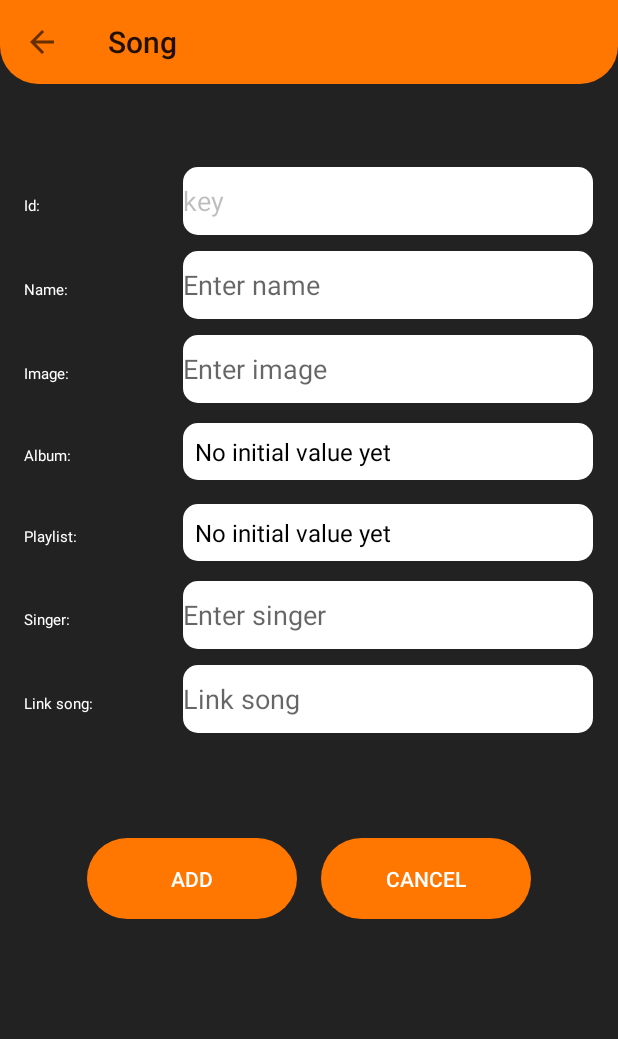
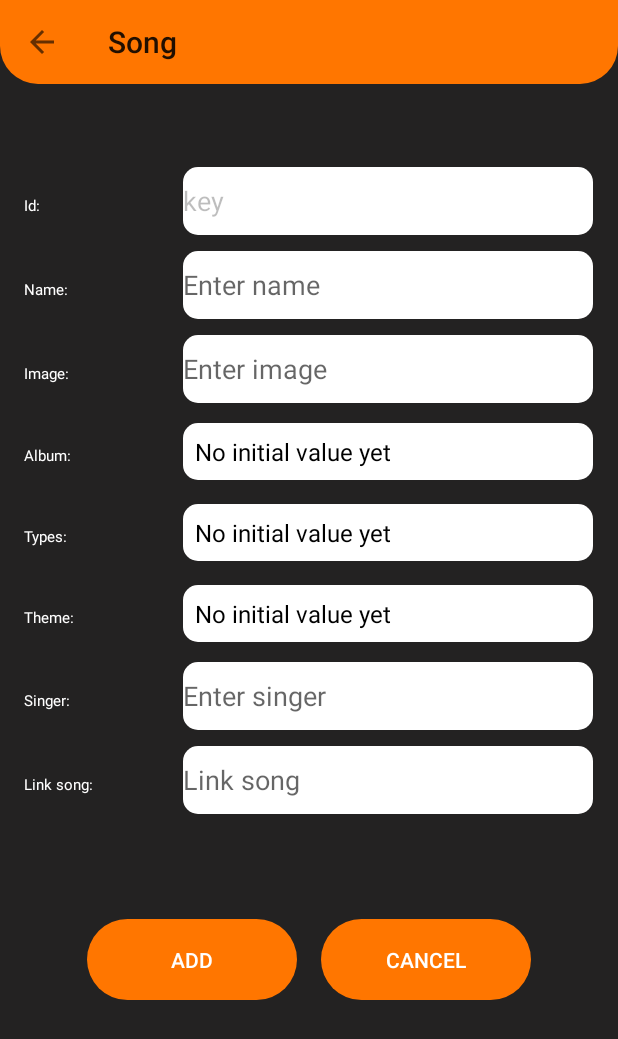
Before and after one commit to PhoebeHa0320/MusicApp, an Android app: the SongDaoActivity screen opened directly, with no data from a screen before it, after a tap on "Insert", on a phone screen of 412 x 824 dp. Shown: the top 1039 px of the screen. Run offline under Robolectric (Android 15) with nearby library versions, the phone set to English and light mode, and no system bars; our stand-ins replace Firebase (no records; nobody signed in at launch, a user with empty details on screens opened directly); pictures from the network do not load.

Commit message:
edit creat song

```diff
--- a/app/src/main/java/com/example/myapplication/Activity/admin/AlbumDaoActivity.java
+++ b/app/src/main/java/com/example/myapplication/Activity/admin/AlbumDaoActivity.java
@@ -1,3 +1,4 @@
+
 package com.example.myapplication.Activity.admin;
 
 import android.app.Activity;
--- a/app/src/main/java/com/example/myapplication/Activity/admin/CRUDDaoActivity.java
+++ b/app/src/main/java/com/example/myapplication/Activity/admin/CRUDDaoActivity.java
@@ -77,7 +77,7 @@ public class CRUDDaoActivity extends AppCompatActivity {
     ArrayList<String> hintTheme = new ArrayList<>();
 
     Types types;
-    ArrayList<Types> typess;
+    ArrayList<Types> types1;
     ArrayList<String> textTypes = new ArrayList<>();
     ArrayList<String> hintTypes = new ArrayList<>();
 
@@ -98,10 +98,10 @@ public class CRUDDaoActivity extends AppCompatActivity {
 
 
     String key;
-    SpinnerDaoAdapter spinnerDaoAdapter, spinnerDaoAdapter1;
-    ArrayList<Item> items, items1;
+    SpinnerDaoAdapter spinnerDaoAdapter, spinnerDaoAdapter1, spinnerDaoAdapter2;
+    ArrayList<Item> items, items1, items2;
 
-    Item item, item1;
+    Item item, item1, item2;
     Boolean isAdd = true;
 
     FirebaseAuth auth = FirebaseAuth.getInstance();
@@ -190,7 +190,8 @@ public class CRUDDaoActivity extends AppCompatActivity {
                 textSong.add(getString(R.string.strHeaderName));
                 textSong.add(getString(R.string.strHeaderImage));
                 textSong.add(getString(R.string.strHeaderAlbum));
-                textSong.add(getString(R.string.strHeaderPlaylist));
+                textSong.add(getString(R.string.strHeaderTypes));
+                textSong.add(getString(R.string.strHeaderTheme));
                 textSong.add(getString(R.string.strHeaderSinger));
                 textSong.add(getString(R.string.strHeaderLinkSong));
 
@@ -199,7 +200,7 @@ public class CRUDDaoActivity extends AppCompatActivity {
                 hintSong.add(getString(R.string.strHintImage));
                 hintSong.add(getString(R.string.strHintSinger));
                 hintSong.add(getString(R.string.strHintLinkSong));
-                for (int i = 0; i < 7; i++) {
+                for (int i = 0; i < 8; i++) {
                     TableRow tableRow = new TableRow(this);
                     tableRow.setPadding(0, paddingDp, 0, paddingDp);
 
@@ -211,7 +212,7 @@ public class CRUDDaoActivity extends AppCompatActivity {
                     tableRow.addView(textView, 0, paramElements);
                     textViews.add(textView);
 
-                    if (i == 3 || i == 4) {
+                    if (i == 3 || i == 4 || i == 5) {
                         Spinner spinner = new Spinner(this);
                         spinner.setPadding(0, paddingPixel, 0, paddingPixel);
                         setUiView(spinner);
@@ -221,7 +222,7 @@ public class CRUDDaoActivity extends AppCompatActivity {
                         tableRow.setPadding(0, paddingPixel, 0, paddingPixel);
                     } else {
                         EditText editText = new EditText(this);
-                        editText.setHint(hintSong.get(i < 3 ? i : i - 2));
+                        editText.setHint(hintSong.get(i < 3 ? i : i - 3));
                         editText.setEms(10);
                         setUiView(editText);
 
@@ -396,6 +397,12 @@ public class CRUDDaoActivity extends AppCompatActivity {
         items1 = new ArrayList<>();
         items1.add(new Item("", getString(R.string.noValue)));
 
+        items2 = new ArrayList<>();
+        items2.add(new Item("", getString(R.string.noValue)));
+
+
+
+
         switch (mCurrentModule) {
             case MODULE_USER:
                 items.remove(0);
@@ -460,17 +467,17 @@ public class CRUDDaoActivity extends AppCompatActivity {
                         });
                     }
                 });
-                PlaylistDao playlistDao = new PlaylistDao();
-                playlistDao.getAll(new RetrieValEventListener<List<Playlist>>() {
+                TypesDao typesDao = new TypesDao();
+                typesDao.getAll(new RetrieValEventListener<List<Types>>() {
                     @SuppressLint("ResourceType")
                     @Override
-                    public void OnDataRetrieved(List<Playlist> mPlaylists) {
-                        playlists = new ArrayList<>();
-                        playlists = (ArrayList<Playlist>) mPlaylists;
+                    public void OnDataRetrieved(List<Types> mType) {
+                        types1 = new ArrayList<>();
+                        types1 = (ArrayList<Types>) mType;
                         int position = 0;
-                        for (int i = 0; i < playlists.size(); i++) {
-                            String id = playlists.get(i).getId();
-                            String name = playlists.get(i).getName();
+                        for (int i = 0; i < types1.size(); i++) {
+                            String id = types1.get(i).getId();
+                            String name = types1.get(i).getName();
                             if (!isAdd && id.equals(song.getId())) {
                                 position = i;
                             }
@@ -492,6 +499,42 @@ public class CRUDDaoActivity extends AppCompatActivity {
                             public void onNothingSelected(AdapterView<?> arg0) {
                                 // TODO Auto-generated method stub
                                 spinnerDaoAdapter1.setSelectedItem(-1);
+                            }
+                        });
+                    }
+                });
+                ThemeDao themeDao = new ThemeDao();
+                themeDao.getAll(new RetrieValEventListener<List<Theme>>() {
+                    @SuppressLint("ResourceType")
+                    @Override
+                    public void OnDataRetrieved(List<Theme> mTheme) {
+                        themes = new ArrayList<>();
+                        themes = (ArrayList<Theme>) mTheme;
+                        int position = 0;
+                        for (int i = 0; i < themes.size(); i++) {
+                            String id = themes.get(i).getId();
+                            String name = themes.get(i).getName();
+                            if (!isAdd && id.equals(song.getId())) {
+                                position = i;
+                            }
+                            item2 = new Item(id, name);
+                            items2.add(item2);
+                        }
+                        spinnerDaoAdapter2 = new SpinnerDaoAdapter(CRUDDaoActivity.this, android.R.layout.simple_spinner_item, items2);
+                        spinnerDaoAdapter2.setDropDownViewResource(android.R.layout.simple_spinner_dropdown_item);
+                        spinners.get(2).setAdapter(spinnerDaoAdapter2);
+                        spinners.get(2).setSelection(position);
+                        spinners.get(2).setOnItemSelectedListener(new AdapterView.OnItemSelectedListener() {
+                            @SuppressLint("ResourceAsColor")
+                            @Override
+                            public void onItemSelected(AdapterView<?> arg0, View view, int arg2, long arg3) {
+                                spinnerDaoAdapter2.setSelectedItem(arg2);
+                            }
+
+                            @Override
+                            public void onNothingSelected(AdapterView<?> arg0) {
+                                // TODO Auto-generated method stub
+                                spinnerDaoAdapter2.setSelectedItem(-1);
                             }
                         });
                     }
@@ -760,14 +803,15 @@ public class CRUDDaoActivity extends AppCompatActivity {
                     String id = editTexts.get(0).getText().toString();
                     String name = editTexts.get(1).getText().toString();
                     String image = editTexts.get(2).getText().toString();
-                    String idTheme = "";
-                    String idTypes = "";
+                    String idPlaylist = "";
                     item = (Item) spinners.get(0).getSelectedItem();
                     String idAlbum = item.getId();
                     item1 = (Item) spinners.get(1).getSelectedItem();
-                    String idPlaylist = item1.getId();
+                    String idTypes = item1.getId();
                     String singer = editTexts.get(3).getText().toString();
                     String linkSong = editTexts.get(4).getText().toString();
+                    String idTheme = item2.getId();
+                    item2 = (Item) spinners.get(2).getSelectedItem();
                     song = new Song(id, name, image, singer, idTheme, idTypes, idAlbum, idPlaylist, linkSong);
 
                     postDao();
--- /dev/null
+++ b/app/src/main/java/com/example/myapplication/Dao/IThemeDao.java
@@ -0,0 +1,15 @@
+package com.example.myapplication.Dao;
+
+import com.example.myapplication.Dao.Listeners.RetrieValEventListener;
+import com.example.myapplication.Dao.Listeners.TaskListener;
+import com.example.myapplication.Model.Theme;
+
+import java.util.List;
+
+public interface IThemeDao {
+    String getNewKey();
+    void get(String id, final RetrieValEventListener<Theme> retrievalEventListener);
+    void getAll(final RetrieValEventListener<List<Theme>> retrievalEventListener);
+    void save(Theme theme, String id, final TaskListener taskListener);
+    void delete(String id, TaskListener taskListener);
+}
--- /dev/null
+++ b/app/src/main/java/com/example/myapplication/Dao/ITypesDAO.java
@@ -0,0 +1,15 @@
+package com.example.myapplication.Dao;
+
+import com.example.myapplication.Dao.Listeners.RetrieValEventListener;
+import com.example.myapplication.Dao.Listeners.TaskListener;
+import com.example.myapplication.Model.Types;
+
+import java.util.List;
+
+public interface ITypesDAO {
+    String getNewKey();
+    void get(String id, final RetrieValEventListener<Types> retrievalEventListener);
+    void getAll(final RetrieValEventListener<List<Types>> retrievalEventListener);
+    void save(Types types, String id, final TaskListener taskListener);
+    void delete(String id, TaskListener taskListener);
+}
--- a/app/src/main/java/com/example/myapplication/Dao/ThemeDao.java
+++ b/app/src/main/java/com/example/myapplication/Dao/ThemeDao.java
@@ -1,13 +1,41 @@
 package com.example.myapplication.Dao;
 
 import com.example.myapplication.Dao.Listeners.RetrieValEventListener;
+import com.example.myapplication.Dao.Listeners.TaskListener;
+import com.example.myapplication.Model.Album;
 import com.example.myapplication.Model.Theme;
 import com.google.firebase.database.DataSnapshot;
 
-public class ThemeDao extends FirebaseDao<Theme> {
+import java.util.List;
+
+public class ThemeDao extends FirebaseDao<Theme> implements IThemeDao{
     public ThemeDao(){
         // Specify the table name for the class
         super("theme");
+    }
+    @Override
+    public String getNewKey() {
+        return super.getNewKey();
+    }
+
+    @Override
+    public void getAll(RetrieValEventListener<List<Theme>> retrievalEventListener) {
+        super.getAll(retrievalEventListener);
+    }
+
+    @Override
+    public void get(String id, RetrieValEventListener<Theme> retrievalEventListener) {
+        super.get(id, retrievalEventListener);
+    }
+
+    @Override
+    public void save(Theme theme, String id, TaskListener taskListener) {
+        super.save(theme, id, taskListener);
+    }
+
+    @Override
+    public void delete(String id, TaskListener taskListener) {
+        super.delete(id, taskListener);
     }
 
     @Override
--- a/app/src/main/java/com/example/myapplication/Dao/TypesDao.java
+++ b/app/src/main/java/com/example/myapplication/Dao/TypesDao.java
@@ -1,13 +1,41 @@
 package com.example.myapplication.Dao;
 
 import com.example.myapplication.Dao.Listeners.RetrieValEventListener;
+import com.example.myapplication.Dao.Listeners.TaskListener;
+import com.example.myapplication.Model.Theme;
 import com.example.myapplication.Model.Types;
 import com.google.firebase.database.DataSnapshot;
 
-public class TypesDao extends FirebaseDao<Types> {
+import java.util.List;
+
+public class TypesDao extends FirebaseDao<Types> implements ITypesDAO {
     public TypesDao(){
         // Specify the table name for the class
         super("types");
+    }
+    @Override
+    public String getNewKey() {
+        return super.getNewKey();
+    }
+
+    @Override
+    public void getAll(RetrieValEventListener<List<Types>> retrievalEventListener) {
+        super.getAll(retrievalEventListener);
+    }
+
+    @Override
+    public void get(String id, RetrieValEventListener<Types> retrievalEventListener) {
+        super.get(id, retrievalEventListener);
+    }
+
+    @Override
+    public void save(Types types, String id, TaskListener taskListener) {
+        super.save(types, id, taskListener);
+    }
+
+    @Override
+    public void delete(String id, TaskListener taskListener) {
+        super.delete(id, taskListener);
     }
 
     @Override
--- a/app/src/main/java/com/example/myapplication/Dialog/LoginDialog.java
+++ b/app/src/main/java/com/example/myapplication/Dialog/LoginDialog.java
@@ -160,8 +160,7 @@ public class LoginDialog extends Dialog {
         accountTypes.add(new AccountType(2 + "", getString(R.string.strContinueGoogle), R.drawable.ic_google));
         accountTypes.add(new AccountType(3 + "", getString(R.string.strContinueFacebook), R.drawable.ic_facebook));
         accountTypes.add(new AccountType(4 + "", getString(R.string.strContinueTwitter), R.drawable.ic_twitter));
-        accountTypes.add(new AccountType(5 + "", getString(R.string.strContinueInstagram), R.drawable.ic_instagram));
-        accountTypes.add(new AccountType(6 + "", getString(R.string.strContinueLine), R.drawable.ic_line));
+
         int index = 0;
         int end = 3;
         for (int i = index; i < end; i++) {
--- a/app/src/main/java/com/example/myapplication/Fragment/PersonalFragment.java
+++ b/app/src/main/java/com/example/myapplication/Fragment/PersonalFragment.java
@@ -45,7 +45,7 @@ public class PersonalFragment extends Fragment {
         gvLibary = view.findViewById(R.id.gvLibary);
         libaryAdapter = new LibaryAdapter(requireActivity(), R.layout.item_libary);
         gvLibary.setAdapter(libaryAdapter);
-        libaryAdapter.add(new Libary("1", getString(R.string.strHeaderSong), R.drawable.ic_baseline_personal_video_24));
+        libaryAdapter.add(new Libary("1", getString(R.string.strVideo), R.drawable.ic_baseline_personal_video_24));
         libaryAdapter.add(new Libary("2", getString(R.string.strHeaderOnDevice), R.drawable.ic_baseline_phone_android_24));
         libaryAdapter.add(new Libary("3", getString(R.string.strHeaderPlaylist), R.drawable.ic_baseline_playlist_play_24));
         libaryAdapter.add(new Libary("4", getString(R.string.strHeaderHistory), R.drawable.ic_baseline_content_paste_search_24));
--- a/app/src/main/res/values/strings.xml
+++ b/app/src/main/res/values/strings.xml
@@ -99,6 +99,7 @@
 
     <string name="strHeaderUser">User</string>
     <string name="strHeaderSong">Song</string>
+    <string name="strVideo">Video</string>
     <string name="strHeaderBanner">Banner</string>
     <string name="strHeaderAlbum">Album</string>
     <string name="strHeaderTheme">Theme</string>
```
Also changed, not shown: 1 other file.
